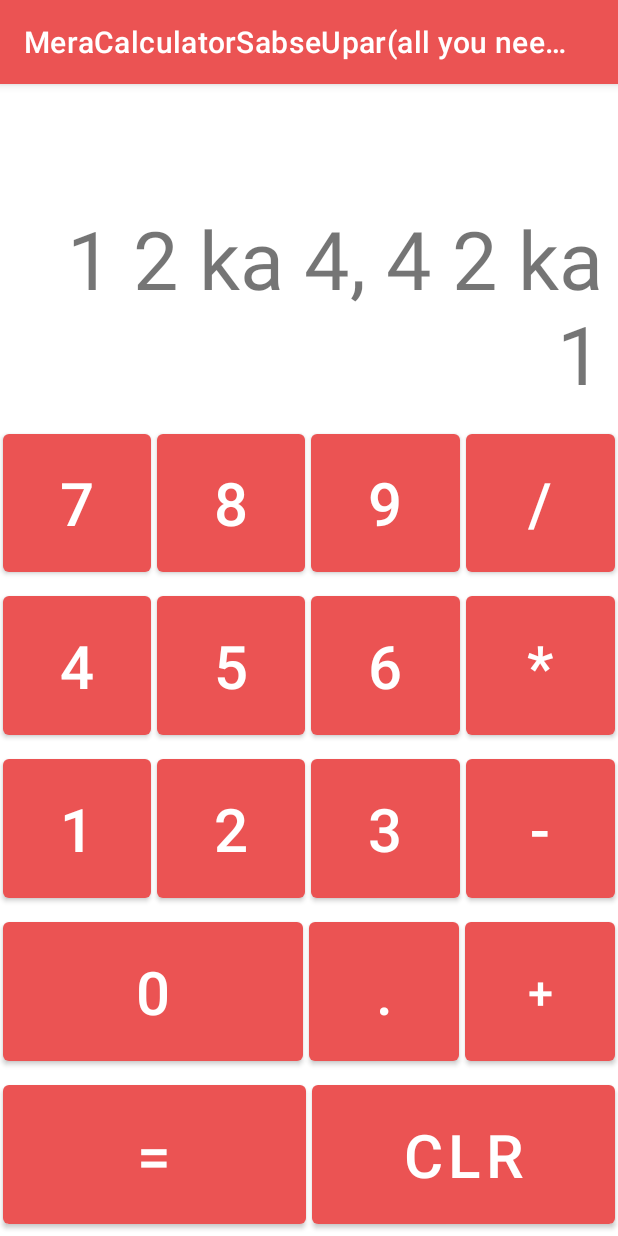
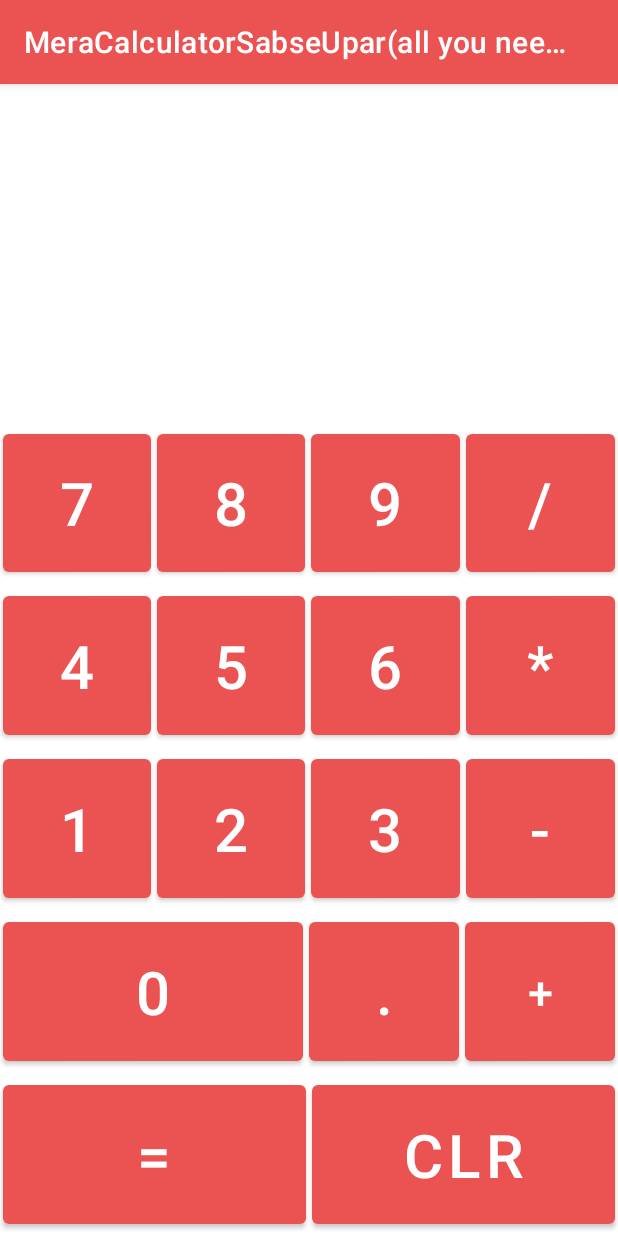
Before and after one commit to shashankRanaNW/Bemst-Calculator, an Android app: the screen it shows after launch (MainActivity), after a tap on "CLR", on a phone screen of 412 x 824 dp. Run offline under Robolectric (Android 15) with nearby library versions, the phone set to English and light mode, and no system bars.

Commit message:
Shivam jindabad

```diff
--- a/app/src/main/java/com/example/meracalculatorsabseuparallyouneedisloveloveisallyouneed/MainActivity.kt
+++ b/app/src/main/java/com/example/meracalculatorsabseuparallyouneedisloveloveisallyouneed/MainActivity.kt
@@ -17,8 +17,14 @@ class MainActivity : AppCompatActivity() {
 
         //var answer_box: TextView
         super.onCreate(savedInstanceState)
+        setContentView(R.layout.activity_main)
         tvInput = findViewById(R.id.answer_box)
-        setContentView(R.layout.activity_main)
+        //zindagi me sada sada R.view.id thingy setContentView ke baad likhni hoti he
+        //and private var karke null ki jagah, lateinit bhi kar sakete hain, we do all
+        //this stuff cuz things are in class
+        //fucntion should be outside and not in onCreate cuz the compiler searches for
+        //on_digit inside class, not inside onCreate
+
     }
 
     fun on_digit(view: View) {
--- a/app/src/main/res/layout/activity_main.xml
+++ b/app/src/main/res/layout/activity_main.xml
@@ -34,6 +34,7 @@
             android:text="7"
             android:layout_margin="2sp"
             android:textSize="40sp"
+            android:onClick="on_digit"
 
 
             />
```
